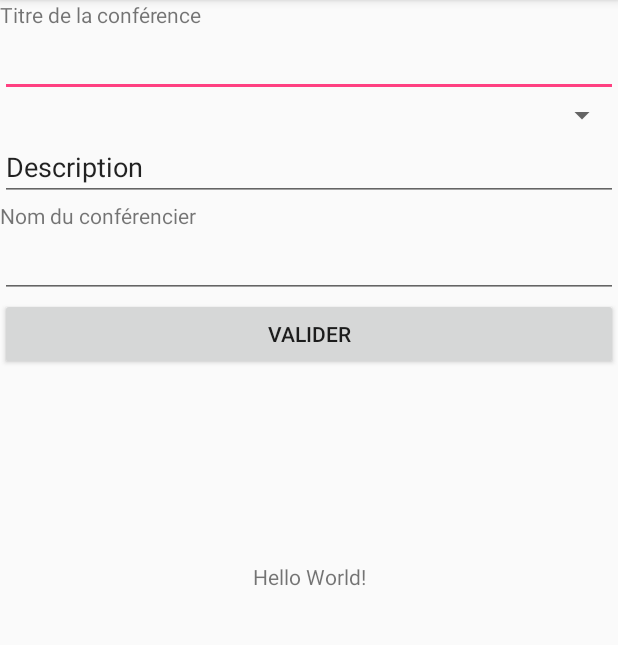
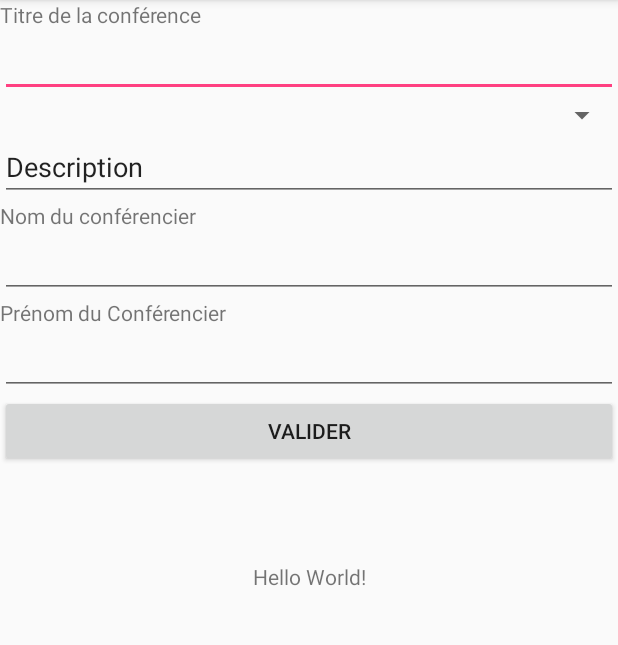
Before and after one commit to m2i-formation-cdi/projet-salon-groupeB, an Android app: the screen it shows after launch (MainActivity), after a tap on "Import", on a phone screen of 412 x 824 dp, the part 84-729 px from its top. Run offline under Robolectric (Android 15) with nearby library versions, the phone set to English and light mode, and no system bars; our stand-ins replace Firebase (no records; nobody signed in at launch, a user with empty details on screens opened directly); 1 other tap on this screen came first.

Commit message:
Ajout du spinner avec récupération des valeurs des thèmes

```diff
--- a/app/src/main/java/sp/fr/conference/PropConference.java
+++ b/app/src/main/java/sp/fr/conference/PropConference.java
@@ -1,24 +1,33 @@
 package sp.fr.conference;
 
 
+import android.app.Activity;
+import android.content.Context;
 import android.os.Bundle;
 import android.app.Fragment;
+import android.support.annotation.NonNull;
+import android.support.annotation.Nullable;
 import android.view.LayoutInflater;
 import android.view.View;
 import android.view.ViewGroup;
+import android.widget.ArrayAdapter;
 import android.widget.Button;
 import android.widget.EditText;
-import android.widget.ListView;
+import android.widget.Spinner;
+import android.widget.TextView;
 
-import com.firebase.ui.auth.data.model.User;
+import com.google.firebase.database.DataSnapshot;
+import com.google.firebase.database.DatabaseError;
 import com.google.firebase.database.DatabaseReference;
 import com.google.firebase.database.FirebaseDatabase;
+import com.google.firebase.database.ValueEventListener;
 
 import java.util.ArrayList;
 import java.util.List;
 
 import sp.fr.conference.model.Conference;
-
+import sp.fr.conference.model.ThemesConference;
+import sp.fr.conference.model.User;
 
 /**
  * A simple {@link Fragment} subclass.
@@ -27,14 +36,19 @@ public class PropConference extends Fragment {
 
     private FirebaseDatabase firebaseDatabase;
     private DatabaseReference conferenceReference;
+    private DatabaseReference speakerReference;
+    private DatabaseReference themeReference;
     private List<Conference> conferenceList = new ArrayList<>();
-    private ListView conferenceListView;
+    private Spinner conferenceSpinner;
     EditText conferenceTitleEditText;
     EditText descriptionConferenceEditText;
     EditText speakerNameEditText;
+    EditText speakerFirstNameEditText;
     String titleConference;
     String descriptionConference;
     String speakerName;
+    String speakerFirstName;
+    List<ThemesConference> themesList = new ArrayList<>();
 
     public PropConference() {
         // Required empty public constructor
@@ -47,14 +61,40 @@ public class PropConference extends Fragment {
 
         firebaseDatabase = FirebaseDatabase.getInstance();
         conferenceReference = firebaseDatabase.getReference().child("conference");
+        speakerReference = firebaseDatabase.getReference().child("conference").child("speaker");
+        themeReference = firebaseDatabase.getReference().child("theme");
+
+
+
+        //Récupération des différents thèmes
+        themeReference.addListenerForSingleValueEvent(new ValueEventListener() {
+            @Override
+            public void onDataChange(DataSnapshot dataSnapshot) {
+                for (DataSnapshot themeSnapshot : dataSnapshot.getChildren()) {
+                    String themeKey = themeSnapshot.getKey();
+                    ThemesConference theme = themeSnapshot.getValue(ThemesConference.class);
+                    themesList.add(theme);
+                }
+            }
+
+            @Override
+            public void onCancelled(DatabaseError databaseError) {
+
+            }
+        });
 
         // Inflate the layout for this fragment
-        View view =  inflater.inflate(R.layout.fragment_prop_conference, container, false);
+        View view = inflater.inflate(R.layout.fragment_prop_conference, container, false);
 
         // récupération des valeurs du formulaire
         conferenceTitleEditText = view.findViewById(R.id.titleConferenceProposition);
         descriptionConferenceEditText = view.findViewById(R.id.descriptionConference);
         speakerNameEditText = view.findViewById(R.id.speakerName);
+        speakerFirstNameEditText = view.findViewById(R.id.speakerFirstName);
+        conferenceSpinner = view.findViewById(R.id.spinnerTheme);
+
+        ThemeAdapter adapter = new ThemeAdapter(this.getActivity(), R.layout.theme_list_item, themesList);
+        conferenceSpinner.setAdapter(adapter);
 
         //Gestion du clic sur le bouton valider
         Button btValid = view.findViewById(R.id.validateConference);
@@ -66,49 +106,53 @@ public class PropConference extends Fragment {
                 titleConference = conferenceTitleEditText.getText().toString();
                 descriptionConference = descriptionConferenceEditText.getText().toString();
                 speakerName = speakerNameEditText.getText().toString();
+                speakerFirstName = speakerFirstNameEditText.getText().toString();
+
 
                 Conference conference = new Conference();
+                User speaker = new User();
                 // ajout des valeurs à la conférence
                 conference.setDescription(descriptionConference);
                 conference.setTitle(titleConference);
-                //conference.setUser(User.setName(speakerName));
+                speaker.setName(speakerName);
+                speaker.setFirstName(speakerFirstName);
+                conference.setUser(speaker);
                 // push dans la database
                 String conferenceId = conferenceReference.push().getKey();
+                //String speakerId = speakerReference.push().getKey();
                 conferenceReference.child(conferenceId).setValue(conference);
-
+                //speakerReference.child(conferenceId).child(speakerId).setValue(speaker);
             }
         });
 
         return view;
     }
 
-    public void addConference (){
+    private class ThemeAdapter extends ArrayAdapter<ThemesConference>{
 
+        private Activity context;
+        private int resource;
+        private List<ThemesConference> data;
 
+        public ThemeAdapter(@NonNull Activity context, int resource, @NonNull List<ThemesConference> objects) {
+            super(context, resource, objects);
 
-        /*
-        Person person = new Person();
-        //Adding values
-        person.setName(name);
-        person.setAddress(address);
-        Firebase newRef = ref.child("Person").push();
-        newRef.setValue(person);
+            this.context = context;
+            this.resource = resource;
+            this.data = objects;
 
-        Author hugo = new Author("Hugo", "Victor", "Français");
-        Author auster = new Author("Auster", "Paul", "Américain");
+        }
 
-        String bookId = bookReference.push().getKey();
-        Book book = new Book("Ruy Blas", 12.0, hugo);
-        bookReference.child(bookId).setValue(book);
+        @NonNull
+        @Override
+        public View getView(int position, @Nullable View convertView, @NonNull ViewGroup parent) {
+            View view = this.context.getLayoutInflater().inflate(this.resource, parent, false);
 
-        bookId = bookReference.push().getKey();
-        book = new Book("Les misérables", 12.0, hugo);
-        bookReference.child(bookId).setValue(book);
-
-        bookId = bookReference.push().getKey();
-        book = new Book("New York", 12.0, auster);
-        bookReference.child(bookId).setValue(book);
-        */
+            ThemesConference item = this.data.get(position);
+            TextView themeTextView = view.findViewById(R.id.themeSpinnerTextView);
+            themeTextView.setText(item.getName());
+            return view;
+        }
     }
 
 
--- a/app/src/main/res/layout/fragment_prop_conference.xml
+++ b/app/src/main/res/layout/fragment_prop_conference.xml
@@ -43,6 +43,16 @@
             android:layout_width="match_parent"
             android:layout_height="wrap_content" />
 
+        <TextView
+            android:layout_width="match_parent"
+            android:layout_height="wrap_content"
+            android:text="Prénom du Conférencier" />
+
+        <EditText
+            android:id="@+id/speakerFirstName"
+            android:layout_width="match_parent"
+            android:layout_height="wrap_content" />
+
         <Button
             android:id="@+id/validateConference"
             android:layout_width="match_parent"
```
Also changed, not shown: app/src/main/java/sp/fr/conference/model/ThemesConference.java (added, +39 -0 lines), app/src/main/java/sp/fr/conference/model/User.java (+18 -8 lines), app/src/main/res/layout/theme_list_item.xml (added, +11 -0 lines).
